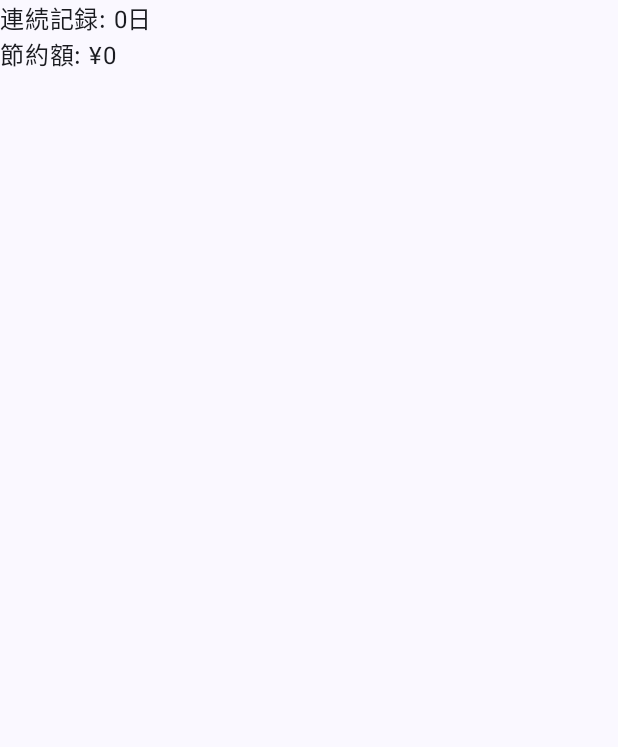
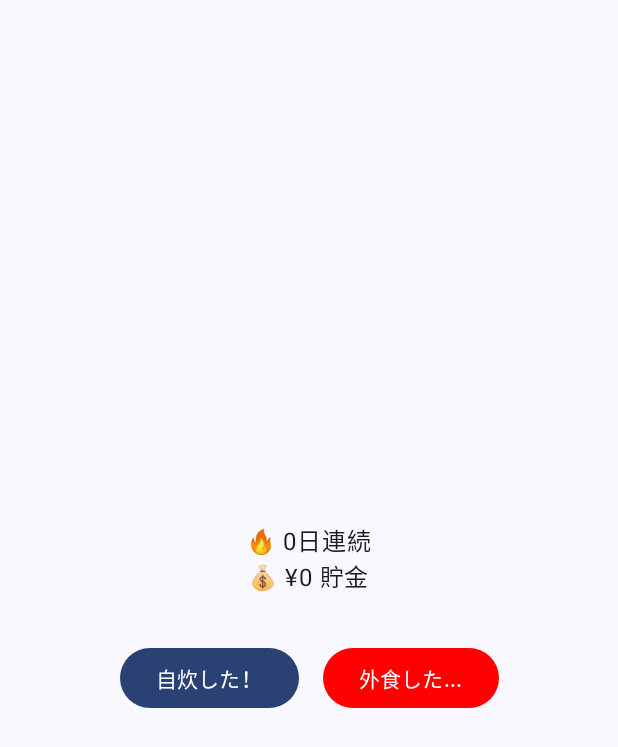
Before and after one commit to to-higashiguchi/Kitchen, an Android app built with Jetpack Compose: the screen it shows after launch (MainActivity), on a phone screen of 412 x 824 dp. Shown: the top 747 px of the screen. Run offline under Robolectric (Android 15) with nearby library versions, the phone set to English and light mode, and no system bars; our stand-ins replace Dagger/Hilt's generated code.

Commit message:
MVP完成 Implement cooking and reset functionality in HomeScreen and ViewModel

```diff
--- a/app/src/main/java/com/example/kitchen/data/repository/MockKitchenRepository.kt
+++ b/app/src/main/java/com/example/kitchen/data/repository/MockKitchenRepository.kt
@@ -20,7 +20,7 @@ class MockKitchenRepository : KitchenRepository {
     }
 
     // userStatsを更新する（擬似的に遅延を入れる）
-    override suspend fun updateStatus(newStats: UserStats) {
+    override suspend fun updateStats(newStats: UserStats) {
         delay(0.5.seconds)
         currentStats = newStats
     }
--- a/app/src/main/java/com/example/kitchen/domain/repository/KitchenRepository.kt
+++ b/app/src/main/java/com/example/kitchen/domain/repository/KitchenRepository.kt
@@ -5,5 +5,5 @@ import com.example.kitchen.domain.model.UserStats
 interface KitchenRepository {
     suspend fun getUserStats(): UserStats
 
-    suspend fun updateStatus(newStats: UserStats)
+    suspend fun updateStats(newStats: UserStats)
 }
--- a/app/src/main/java/com/example/kitchen/presentation/home/HomeScreen.kt
+++ b/app/src/main/java/com/example/kitchen/presentation/home/HomeScreen.kt
@@ -1,7 +1,12 @@
 package com.example.kitchen.presentation.home
 
+import androidx.compose.foundation.horizontalScroll
+import androidx.compose.foundation.layout.Arrangement
 import androidx.compose.foundation.layout.Column
+import androidx.compose.foundation.layout.Row
+import androidx.compose.foundation.layout.Spacer
 import androidx.compose.foundation.layout.fillMaxSize
+import androidx.compose.foundation.layout.height
 import androidx.compose.material3.Scaffold
 import androidx.compose.material3.Text
 import androidx.compose.runtime.Composable
@@ -10,6 +15,11 @@ import androidx.compose.runtime.getValue
 import androidx.compose.ui.Modifier
 import androidx.hilt.navigation.compose.hiltViewModel
 import androidx.compose.foundation.layout.padding
+import androidx.compose.material3.Button
+import androidx.compose.material3.ButtonDefaults
+import androidx.compose.ui.Alignment
+import androidx.compose.ui.graphics.Color
+import androidx.compose.ui.unit.dp
 
 @Composable
 fun HomeScreen(
@@ -30,14 +40,36 @@ fun HomeScreen(
                 modifier = Modifier.padding(innerPadding)
             )
         } else {
-            // 2. Columnに padding(innerPadding) をつける ← これが解決策！
             Column(
                 modifier = Modifier
                     .padding(innerPadding)
-                    .fillMaxSize()
+                    .fillMaxSize(),
+                horizontalAlignment = Alignment.CenterHorizontally,
+                verticalArrangement = Arrangement.Center,
             ) {
-                Text(text = "連続記録: ${state.streak}日")
-                Text(text = "節約額: ¥${state.totalSavings}")
+                // 数字の表示
+                Text(text = "🔥 ${state.streak}日連続")
+                Text(text = "💰 ¥${state.totalSavings} 貯金")
+                // 少し隙間をあける
+                Spacer(modifier = Modifier.height(32.dp))
+                // ボタンエリア
+                Row(
+                    horizontalArrangement = Arrangement.spacedBy(16.dp) // ボタンの間隔
+                ) {
+                    // 自炊ボタン
+                    Button(onClick = { viewModel.onCook() }) {
+                        Text("自炊した！")
+                    }
+
+                    // 外食ボタン（リセット）
+                    // 誤操作防止のため色を変えてもいいですね
+                    Button(
+                        onClick = { viewModel.onResetStreak() },
+                        colors = ButtonDefaults.buttonColors(containerColor = Color.Red)
+                    ) {
+                        Text("外食した...")
+                    }
+                }
             }
         }
     }
```
Also changed, not shown: app/src/main/java/com/example/kitchen/presentation/home/HomeViewModel.kt (+22 -0 lines).
